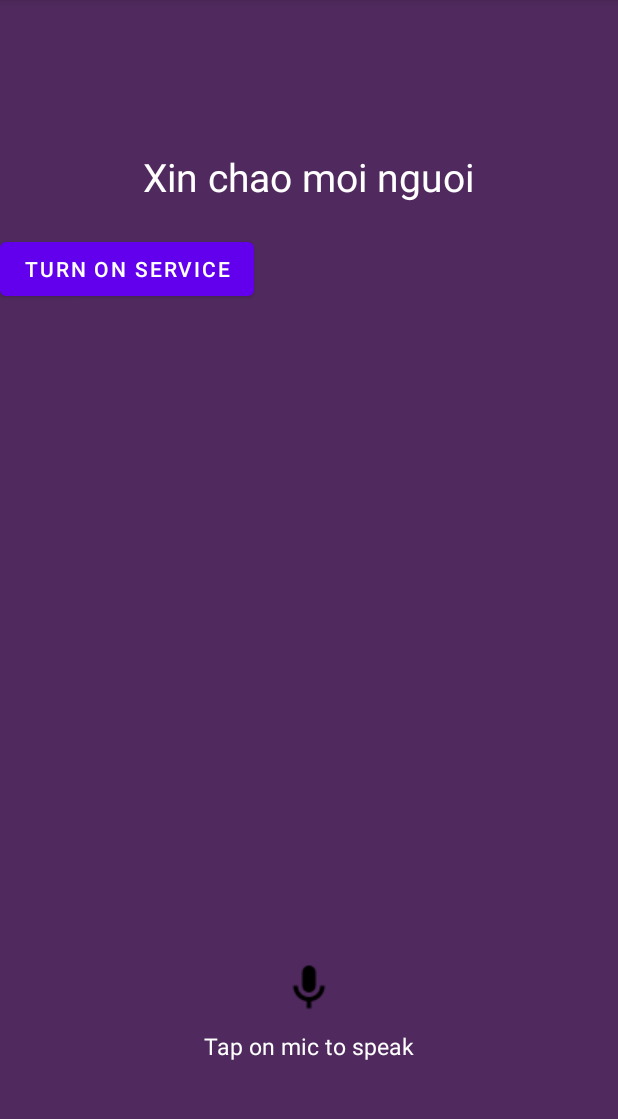
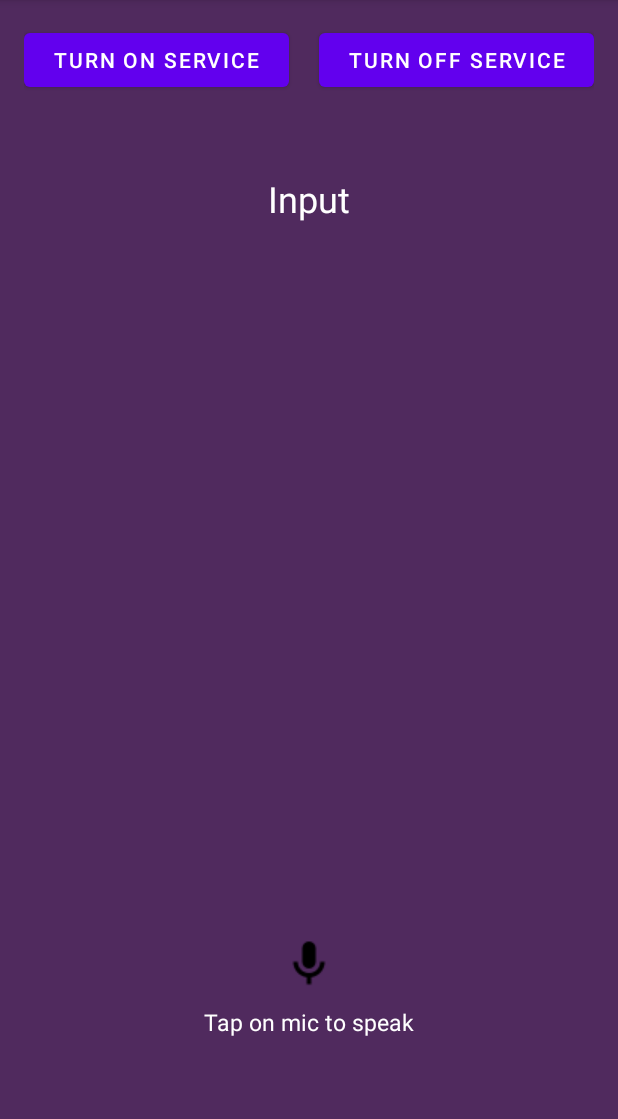
Before and after one commit to hodientung/training, an Android app: the screen it shows after launch (MainActivity), on a phone screen of 412 x 824 dp, the part 84-1203 px from its top. Run offline under Robolectric (Android 15) with nearby library versions, the phone set to English and light mode, and no system bars.

Commit message:
ho dien tung fifth commit

```diff
--- a/app/src/main/java/com/example/voicelockscreen/utils/Util.kt
+++ b/app/src/main/java/com/example/voicelockscreen/utils/Util.kt
@@ -5,5 +5,7 @@ class Util {
         const val CUSTOM_PREF_NAME = "Input_data"
         const val LANGUAGE = "ja"
         const val timeout = 20001
+        const val PERM_REQUEST_CODE_DRAW_OVERLAYS = 1234
+        const val REQ_CODE_SPEECH_INPUT = 100
     }
 }
--- a/app/src/main/java/com/example/voicelockscreen/view/VoiceLockFragment.kt
+++ b/app/src/main/java/com/example/voicelockscreen/view/VoiceLockFragment.kt
@@ -26,6 +26,11 @@ import java.util.*
 
 class VoiceLockFragment : Fragment() {
 
+    override fun onCreate(savedInstanceState: Bundle?) {
+        super.onCreate(savedInstanceState)
+        checkOverlayPermission()
+    }
+
     override fun onCreateView(
         inflater: LayoutInflater, container: ViewGroup?,
         savedInstanceState: Bundle?
@@ -44,8 +49,10 @@ class VoiceLockFragment : Fragment() {
             promptSpeechInput()
         }
         btnStartService.setOnClickListener {
-            checkOverlayPermission()
             startService()
+        }
+        btnStopService.setOnClickListener {
+            stopService()
         }
     }
 
@@ -56,13 +63,25 @@ class VoiceLockFragment : Fragment() {
         }
     }
 
+    private fun stopService() {
+        if (Build.VERSION.SDK_INT >= Build.VERSION_CODES.M && Settings.canDrawOverlays(context)) {
+            val intent = Intent(context, VoiceLockService::class.java)
+            context?.stopService(intent)
+        }
+    }
+
     private fun checkOverlayPermission() {
         if (Build.VERSION.SDK_INT >= Build.VERSION_CODES.M) {
             val requiredPermission: String = android.Manifest.permission.RECORD_AUDIO
 
             // If the user previously denied this permission then show a message explaining why
             // this permission is needed
-            if (activity?.let { checkCallingOrSelfPermission(it, requiredPermission) } == PackageManager.PERMISSION_DENIED) {
+            if (activity?.let {
+                    checkCallingOrSelfPermission(
+                        it,
+                        requiredPermission
+                    )
+                } == PackageManager.PERMISSION_DENIED) {
                 activity?.let {
                     ActivityCompat.requestPermissions(
                         it,
@@ -72,10 +91,11 @@ class VoiceLockFragment : Fragment() {
                 }
             }
         }
-        //if (Build.VERSION.SDK_INT >= Build.VERSION_CODES.M && Settings.canDrawOverlays(context)) {
+        if (Build.VERSION.SDK_INT >= Build.VERSION_CODES.M && !Settings.canDrawOverlays(context)) {
             val intent = Intent(Settings.ACTION_MANAGE_OVERLAY_PERMISSION)
-            startActivity(intent)
-        //}
+            startActivityForResult(intent, Util.PERM_REQUEST_CODE_DRAW_OVERLAYS)
+            //}
+        }
     }
 
     private fun promptSpeechInput() {
@@ -90,7 +110,7 @@ class VoiceLockFragment : Fragment() {
             getString(R.string.speech_prompt)
         )
         try {
-            startActivityForResult(intent, REQ_CODE_SPEECH_INPUT)
+            startActivityForResult(intent, Util.REQ_CODE_SPEECH_INPUT)
         } catch (a: ActivityNotFoundException) {
             Toast.makeText(
                 context,
@@ -104,7 +124,7 @@ class VoiceLockFragment : Fragment() {
     override fun onActivityResult(requestCode: Int, resultCode: Int, data: Intent?) {
         super.onActivityResult(requestCode, resultCode, data)
         when (requestCode) {
-            REQ_CODE_SPEECH_INPUT -> {
+            Util.REQ_CODE_SPEECH_INPUT -> {
                 if (resultCode == RESULT_OK && data != null) {
                     val result: ArrayList<String> =
                         data.getStringArrayListExtra(RecognizerIntent.EXTRA_RESULTS) as ArrayList<String>
@@ -118,6 +138,6 @@ class VoiceLockFragment : Fragment() {
     }
 
     companion object {
-        const val REQ_CODE_SPEECH_INPUT = 100
+        //
     }
 }
--- a/app/src/main/res/layout/activity_main.xml
+++ b/app/src/main/res/layout/activity_main.xml
@@ -1,6 +1,5 @@
 <?xml version="1.0" encoding="utf-8"?>
 <FrameLayout xmlns:android="http://schemas.android.com/apk/res/android"
-    xmlns:app="http://schemas.android.com/apk/res-auto"
     xmlns:tools="http://schemas.android.com/tools"
     android:id="@+id/content_frame"
     android:layout_width="match_parent"
--- a/app/src/main/res/layout/fragment_voice_lock.xml
+++ b/app/src/main/res/layout/fragment_voice_lock.xml
@@ -3,8 +3,9 @@
     xmlns:tools="http://schemas.android.com/tools"
     android:layout_width="match_parent"
     android:layout_height="match_parent"
+    android:background="@color/color_502A5E"
+    android:padding="16dp"
     android:orientation="vertical"
-    android:background="#502A5E"
     tools:context=".view.VoiceLockFragment">
 
     <TextView
@@ -14,48 +15,64 @@
         android:layout_alignParentTop="true"
         android:layout_centerHorizontal="true"
         android:layout_marginTop="100dp"
-        android:text="@string/xin_chao"
+        android:text="@string/input"
         android:textColor="@color/white"
-        android:textSize="26dp"
+        android:textSize="@dimen/size_24"
         android:textStyle="normal" />
 
-    <Button
-        android:id="@+id/btnStartService"
-        android:layout_width="wrap_content"
+    <LinearLayout
+        android:layout_width="match_parent"
         android:layout_height="wrap_content"
-        android:text="Turn on service"
-        android:layout_below="@id/txtSpeechInput"
-        android:layout_marginTop="20dp"
-        />
+        android:orientation="horizontal"
+        android:weightSum="1">
+
+        <Button
+            android:id="@+id/btnStartService"
+            android:layout_width="wrap_content"
+            android:layout_height="wrap_content"
+            android:layout_weight="0.5"
+            style="?android:attr/selectableItemBackgroundBorderless"
+            android:text="@string/turn_on_service" />
+
+        <Button
+            android:id="@+id/btnStopService"
+            android:layout_width="wrap_content"
+            android:layout_height="wrap_content"
+            android:layout_marginStart="20dp"
+            android:layout_weight="0.5"
+            style="?android:attr/selectableItemBackgroundBorderless"
+            android:text="@string/turn_off_service" />
+    </LinearLayout>
+
 
     <LinearLayout
         android:layout_width="wrap_content"
         android:layout_height="wrap_content"
         android:layout_alignParentBottom="true"
         android:layout_centerHorizontal="true"
-        android:layout_marginBottom="60dp"
+        android:layout_marginBottom="@dimen/size_60"
         android:gravity="center"
-        android:orientation="vertical" >
+        android:orientation="vertical">
 
         <ImageButton
             android:id="@+id/btnSpeak"
             android:layout_width="wrap_content"
             android:layout_height="wrap_content"
+            android:background="@null"
             android:scaleType="fitXY"
-            android:background="@null"
-            android:src="@drawable/icon_voice_mix" />
+            android:src="@drawable/icon_voice_mix"
+            android:contentDescription="@string/hello_world" />
 
         <TextView
             android:id="@+id/test_thu_service"
             android:layout_width="wrap_content"
             android:layout_height="wrap_content"
-            android:layout_marginTop="10dp"
+            android:layout_marginTop="@dimen/size_10"
             android:text="@string/tap_on_mic"
             android:textColor="@color/white"
-            android:textSize="15dp"
+            android:textSize="@dimen/size_15"
             android:textStyle="normal" />
     </LinearLayout>
 
 
-
 </RelativeLayout>
--- a/app/src/main/res/values/colors.xml
+++ b/app/src/main/res/values/colors.xml
@@ -7,4 +7,5 @@
     <color name="teal_700">#FF018786</color>
     <color name="black">#FF000000</color>
     <color name="white">#FFFFFFFF</color>
+    <color name="color_502A5E">#502A5E</color>
 </resources>
--- /dev/null
+++ b/app/src/main/res/values/dimens.xml
@@ -0,0 +1,7 @@
+<?xml version="1.0" encoding="utf-8"?>
+<resources>
+    <dimen name="size_24">24sp</dimen>
+    <dimen name="size_60">60dp</dimen>
+    <dimen name="size_15">15sp</dimen>
+    <dimen name="size_10">10dp</dimen>
+</resources>
--- a/app/src/main/res/values/strings.xml
+++ b/app/src/main/res/values/strings.xml
@@ -4,7 +4,7 @@
     <string name="hello_blank_fragment">Hello blank fragment</string>
     <string name="tap_on_mic">Tap on mic to speak</string>
 
-    <string name="xin_chao">Xin chao moi nguoi</string>
+    <string name="input">Input</string>
     <string name="action_settings">Settings</string>
     <string name="hello_world">Hello world!</string>
     <string name="speech_prompt">Say something…</string>
@@ -13,4 +13,6 @@
     <string name="notification">Voice Lock Screen is running</string>
     <string name="speech_not_supported">Sorry! Your device doesn\'t support speech input</string>
     <string name="speak_password_to_unlock">Speak Password To Unlock</string>
+    <string name="turn_off_service">Turn off service</string>
+    <string name="turn_on_service">Turn on service</string>
 </resources>
```
Also changed, not shown: app/src/main/AndroidManifest.xml (+4 -6 lines), app/src/main/java/com/example/voicelockscreen/service/VoiceLockService.kt (+13 -2 lines), app/src/main/java/com/example/voicelockscreen/view/PurchaseConfirmationDialogFragment.kt (deleted, +0 -19 lines), app/src/main/java/com/example/voicelockscreen/view/VoiceUnlockActivity.kt (deleted, +0 -70 lines), app/src/main/java/com/example/voicelockscreen/view/Window.kt (+6 -5 lines), app/src/main/res/layout/activity_voice_unlock.xml (deleted, +0 -24 lines), app/src/main/res/layout/customview_layout.xml (deleted, +0 -12 lines).
